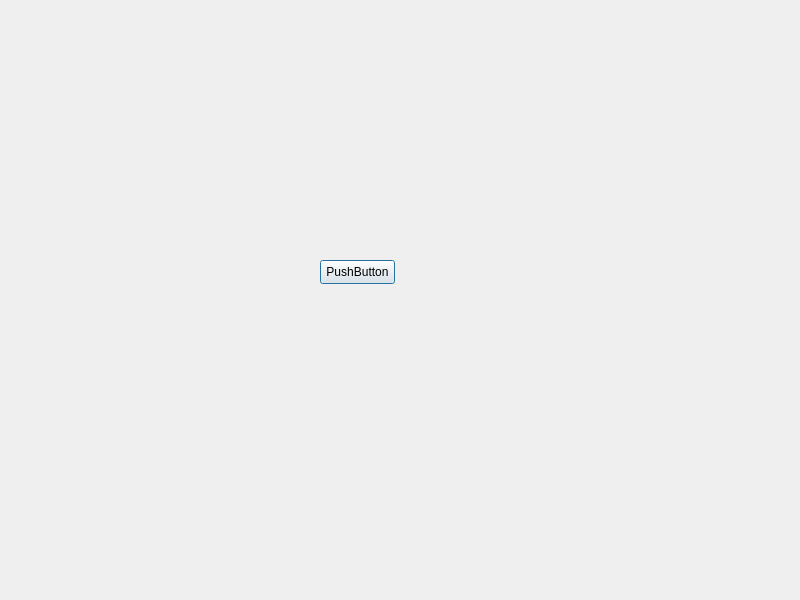
Qt form dialog.ui (Tricui11/AlmostEquivalentStrings) before a commit.
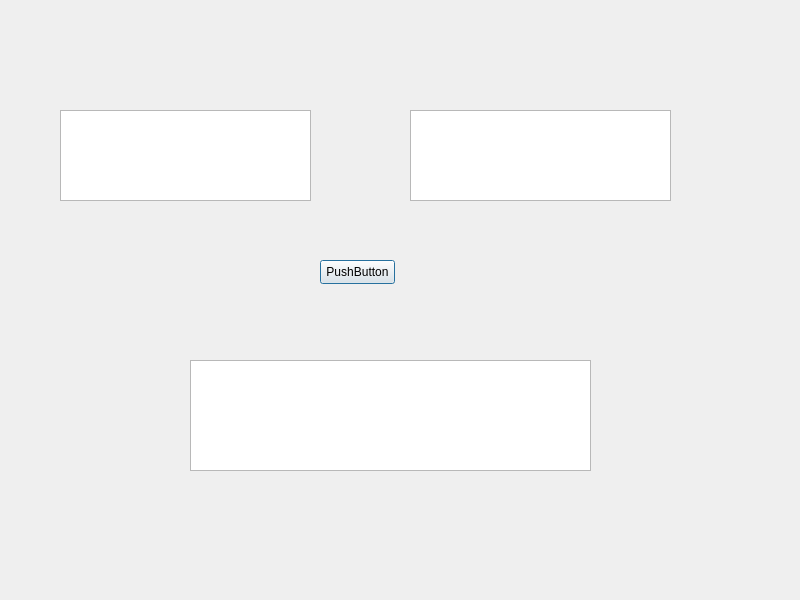
The same form after that commit.

Commit message: class hierarchy added

```diff
--- a/dialog.ui
+++ b/dialog.ui
@@ -26,6 +26,36 @@
     <string>PushButton</string>
    </property>
   </widget>
+  <widget class="QTextEdit" name="textEdit_SourceString">
+   <property name="geometry">
+    <rect>
+     <x>60</x>
+     <y>110</y>
+     <width>251</width>
+     <height>91</height>
+    </rect>
+   </property>
+  </widget>
+  <widget class="QTextEdit" name="textEdit_TargetString">
+   <property name="geometry">
+    <rect>
+     <x>410</x>
+     <y>110</y>
+     <width>261</width>
+     <height>91</height>
+    </rect>
+   </property>
+  </widget>
+  <widget class="QTextEdit" name="textEdit_Output">
+   <property name="geometry">
+    <rect>
+     <x>190</x>
+     <y>360</y>
+     <width>401</width>
+     <height>111</height>
+    </rect>
+   </property>
+  </widget>
  </widget>
  <resources/>
  <connections/>
```
The commit also changes 9 other files.
